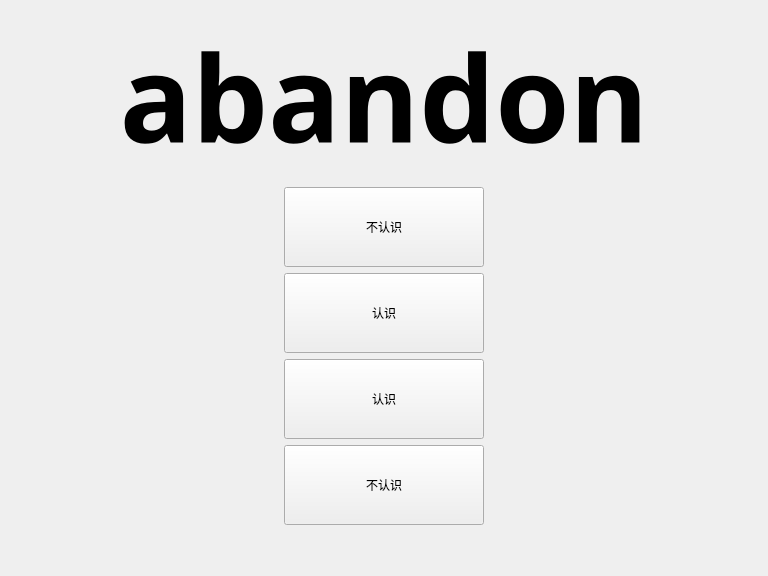
Qt form layouts/review.ui (HelloWorldZTR/Vocabual) before a commit.
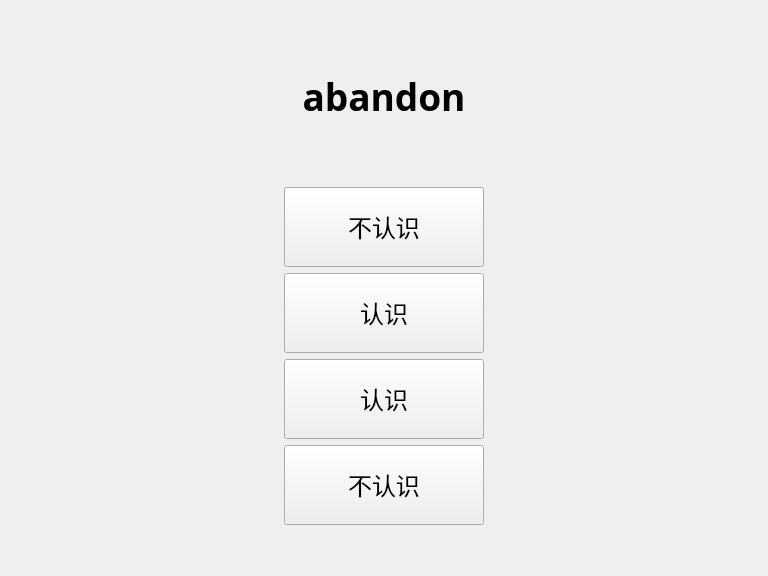
The same form after that commit. Custom widgets are drawn as their Qt base class.

Commit message: Add review frame to the main window

Patch:
```diff
--- a/layouts/review.ui
+++ b/layouts/review.ui
@@ -21,10 +21,16 @@
     <layout class="QVBoxLayout" name="verticalLayout">
      <item>
       <widget class="QLabel" name="wordLabel_2">
+       <property name="maximumSize">
+        <size>
+         <width>1200</width>
+         <height>16777215</height>
+        </size>
+       </property>
        <property name="font">
         <font>
          <family>Cascadia Mono SemiBold</family>
-         <pointsize>90</pointsize>
+         <pointsize>28</pointsize>
          <weight>75</weight>
          <bold>true</bold>
         </font>
@@ -38,6 +44,9 @@
        <property name="alignment">
         <set>Qt::AlignCenter</set>
        </property>
+       <property name="wordWrap">
+        <bool>true</bool>
+       </property>
       </widget>
      </item>
      <item>
@@ -65,6 +74,12 @@
              <height>80</height>
             </size>
            </property>
+           <property name="font">
+            <font>
+             <family>微软雅黑</family>
+             <pointsize>18</pointsize>
+            </font>
+           </property>
            <property name="text">
             <string>不认识</string>
            </property>
@@ -84,6 +99,12 @@
              <height>80</height>
             </size>
            </property>
+           <property name="font">
+            <font>
+             <family>微软雅黑</family>
+             <pointsize>18</pointsize>
+            </font>
+           </property>
            <property name="text">
             <string>认识</string>
            </property>
@@ -103,6 +124,12 @@
              <height>80</height>
             </size>
            </property>
+           <property name="font">
+            <font>
+             <family>微软雅黑</family>
+             <pointsize>18</pointsize>
+            </font>
+           </property>
            <property name="text">
             <string>认识</string>
            </property>
@@ -116,6 +143,12 @@
              <height>80</height>
             </size>
            </property>
+           <property name="font">
+            <font>
+             <family>微软雅黑</family>
+             <pointsize>18</pointsize>
+            </font>
+           </property>
            <property name="text">
             <string>不认识</string>
            </property>
```
Left out of the diff: 10 changed lines with no effect on the pictures. The commit also changes 3 other files.
